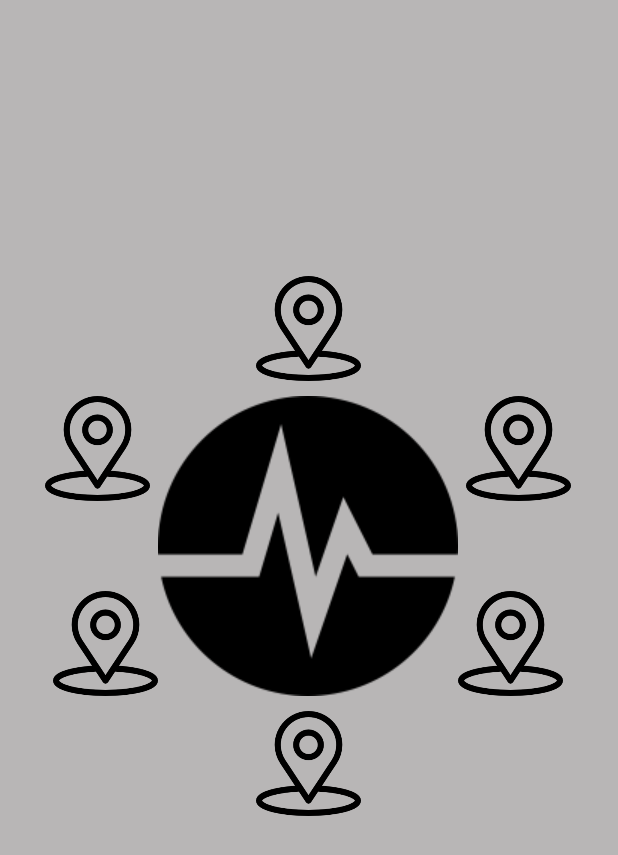
After one commit to alimbeker/CrimeApp, an Android app: the fragment MainFragment shown on its own in the app's theme, on a phone screen of 412 x 824 dp. The commit adds this screen. Shown: the top 855 px of the screen. Run offline under Robolectric (Android 15) with nearby library versions, the phone set to English and light mode, and no system bars.

Commit message:
third my commit creating  and added main fragment elements

```diff
--- /dev/null
+++ b/app/src/main/java/com/example/crimeguardian/presentation/main/fragment/MainFragment.kt
@@ -0,0 +1,24 @@
+package com.example.crimeguardian.presentation.main.fragment
+
+import android.os.Bundle
+import androidx.fragment.app.Fragment
+import android.view.LayoutInflater
+import android.view.View
+import android.view.ViewGroup
+import com.example.crimeguardian.R
+
+
+class MainFragment : Fragment() {
+
+
+    override fun onCreateView(
+        inflater: LayoutInflater, container: ViewGroup?,
+        savedInstanceState: Bundle?
+    ): View? {
+        return inflater.inflate(R.layout.fragment_main, container, false)
+    }
+
+    override fun onViewCreated(view: View, savedInstanceState: Bundle?) {
+        super.onViewCreated(view, savedInstanceState)
+    }
+}
--- a/app/src/main/java/com/example/crimeguardian/presentation/splash/screen/SplashActivity.kt
+++ b/app/src/main/java/com/example/crimeguardian/presentation/splash/screen/SplashActivity.kt
@@ -20,7 +20,7 @@ class SplashActivity : AppCompatActivity() {
         enableEdgeToEdge()
         setContentView(R.layout.activity_splash)
 
-            timer = object : CountDownTimer(4000,2500){
+            timer = object : CountDownTimer(4500,3500){
                 override fun onTick(p0: Long) {
 
                 }
--- /dev/null
+++ b/app/src/main/res/layout/fragment_main.xml
@@ -0,0 +1,89 @@
+<?xml version="1.0" encoding="utf-8"?>
+<androidx.constraintlayout.widget.ConstraintLayout xmlns:android="http://schemas.android.com/apk/res/android"
+    xmlns:tools="http://schemas.android.com/tools"
+    android:layout_width="match_parent"
+    android:layout_height="match_parent"
+    xmlns:app="http://schemas.android.com/apk/res-auto"
+    android:background="@color/gray"
+    tools:context=".presentation.main.fragment.MainFragment">
+
+
+
+
+
+
+
+    <ImageView
+        android:id="@+id/pulse_one"
+        android:layout_width="wrap_content"
+        android:layout_height="wrap_content"
+        android:layout_marginTop="264dp"
+        android:src="@drawable/pulse"
+        app:layout_constraintEnd_toEndOf="parent"
+        app:layout_constraintHorizontal_bias="0.497"
+        app:layout_constraintStart_toStartOf="parent"
+        app:layout_constraintTop_toTopOf="parent" />
+
+    <ImageView
+        android:id="@+id/map_1"
+        android:layout_marginEnd="5dp"
+        android:layout_width="70dp"
+        android:layout_height="70dp"
+        android:src="@drawable/map_location"
+        app:layout_constraintEnd_toStartOf="@+id/pulse_one"
+        app:layout_constraintTop_toTopOf="@+id/pulse_one" />
+
+
+    <ImageView
+        android:id="@+id/map_2"
+        android:layout_width="70dp"
+        android:layout_height="70dp"
+        android:layout_marginStart="5dp"
+        android:src="@drawable/map_location"
+        app:layout_constraintTop_toTopOf="@id/pulse_one"
+        app:layout_constraintStart_toEndOf="@id/pulse_one"
+         />
+
+    <ImageView
+        android:id="@+id/map_3"
+        android:layout_width="70dp"
+        android:layout_height="70dp"
+        android:src="@drawable/map_location"
+        app:layout_constraintBottom_toTopOf="@id/pulse_one"
+        app:layout_constraintStart_toStartOf="@id/pulse_one"
+        app:layout_constraintEnd_toEndOf="@id/pulse_one"
+        android:layout_marginBottom="10dp"
+        />
+
+    <ImageView
+        android:id="@+id/map_4"
+        android:layout_width="70dp"
+        android:layout_height="70dp"
+        android:layout_marginStart="5dp"
+        android:src="@drawable/map_location"
+        app:layout_constraintBottom_toBottomOf="@id/pulse_one"
+        app:layout_constraintEnd_toStartOf="@id/pulse_one"
+        />
+
+    <ImageView
+        android:id="@+id/map_5"
+        android:layout_width="70dp"
+        android:layout_height="70dp"
+        android:src="@drawable/map_location"
+        app:layout_constraintStart_toEndOf="@id/pulse_one"
+        app:layout_constraintBottom_toBottomOf="@id/pulse_one"
+        />
+
+
+    <ImageView
+        android:id="@+id/map_6"
+        android:layout_width="70dp"
+        android:layout_height="70dp"
+        android:src="@drawable/map_location"
+        app:layout_constraintTop_toBottomOf="@id/pulse_one"
+        app:layout_constraintStart_toStartOf="@id/pulse_one"
+        app:layout_constraintEnd_toEndOf="@id/pulse_one"
+        android:layout_marginTop="10dp"
+        />
+
+</androidx.constraintlayout.widget.ConstraintLayout>
--- a/app/src/main/res/values/colors.xml
+++ b/app/src/main/res/values/colors.xml
@@ -7,4 +7,7 @@
     <color name="item_author_name">#AEAEAE</color>
     <color name="item_source">#027FC0</color>
     <color name="news_fragment_background">#000000</color>
+    <color name="orange">#FF5722</color>
+    <color name="blue">#1228A1</color>
+    <color name="gray">#B8B6B6</color>
 </resources>
```
Also changed, not shown: app/src/main/res/drawable/map_11.png (added), app/src/main/res/drawable/map_location.png (added), app/src/main/res/drawable/pulse.png (added).
